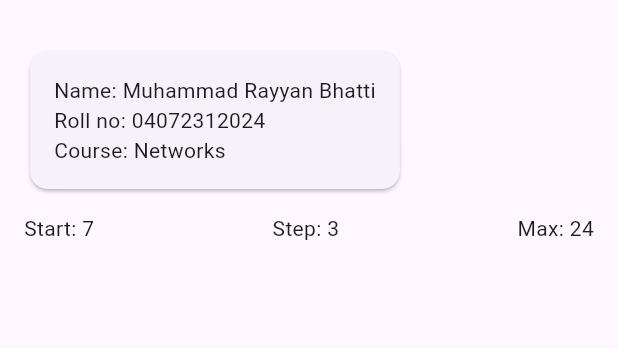
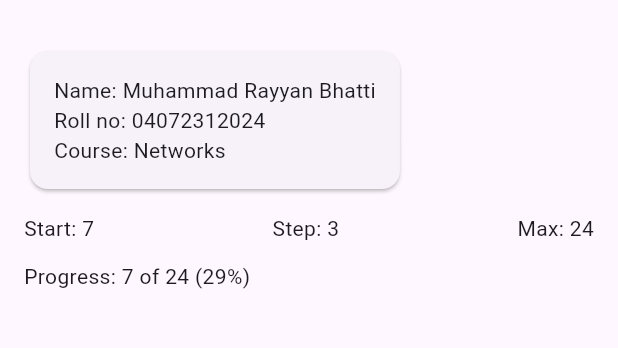
Before and after one commit to Calipha-Rayyan/Mobile-Application-Development, a Flutter app: the screen it shows after launch, on a phone screen of 412 x 824 dp, the part 63-411 px from its top. Run offline on Flutter 3.47's test engine with Material 3 defaults, Android fonts, the phone set to English and light mode, and no system bars.

Commit message:
Flutter lab: step 4

```diff
--- a/flutter_lab/lib/main.dart
+++ b/flutter_lab/lib/main.dart
@@ -81,6 +81,12 @@ class HomePage extends StatelessWidget {
           ),
         ],
       ),
+
+      const SizedBox(height: 12),
+          GoalBanner(
+            count: startCount,
+            max: maxCount,
+          ),
     ],
   ),
 ),
@@ -129,6 +135,31 @@ class StudentCard extends StatelessWidget {
 }
 
 
+// Stateless: Displays progress using the values passed to it.
+class GoalBanner extends StatelessWidget {
+  final int count;
+  final int max;
+
+  const GoalBanner({
+    super.key,
+    required this.count,
+    required this.max,
+  });
+// GoalBanner does not need setState because it receives count and max.
+// To show a new count, its parent must rebuild it with the updated values.
+
+  @override
+  Widget build(BuildContext context) {
+    final percent = count * 100 ~/ max;
+
+    return Text(
+      'Progress: $count of $max ($percent%)',
+      key: const Key('progress'),
+    );
+  }
+}
+
+
 // ---- Provided for Step 7. It has a bug on purpose. Do not rename anything.
 class BuggyCounter extends StatefulWidget {
   const BuggyCounter({super.key});
```
